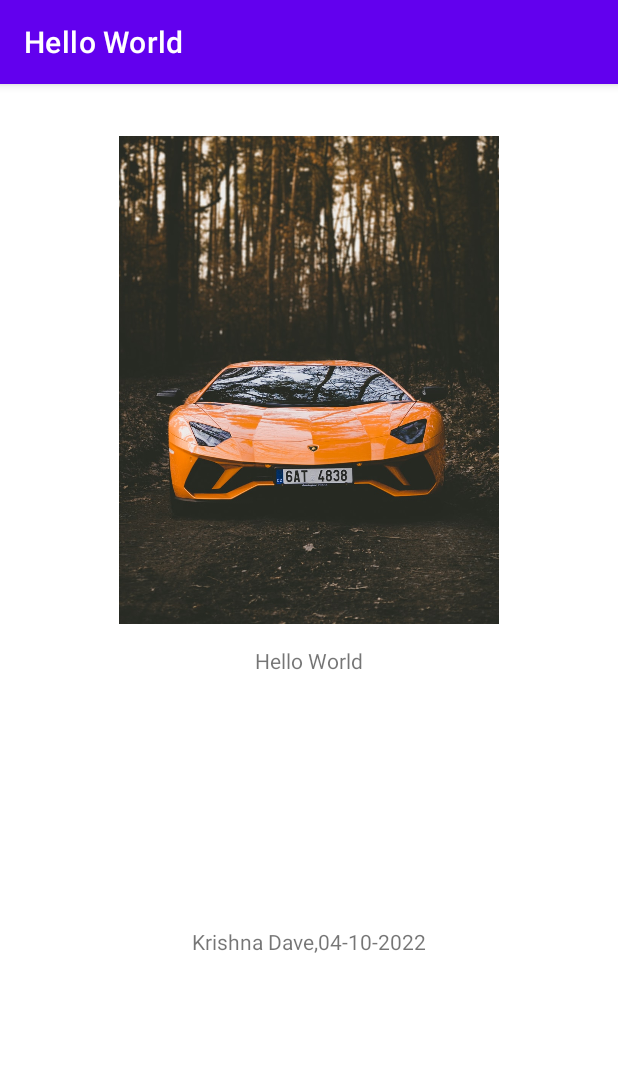
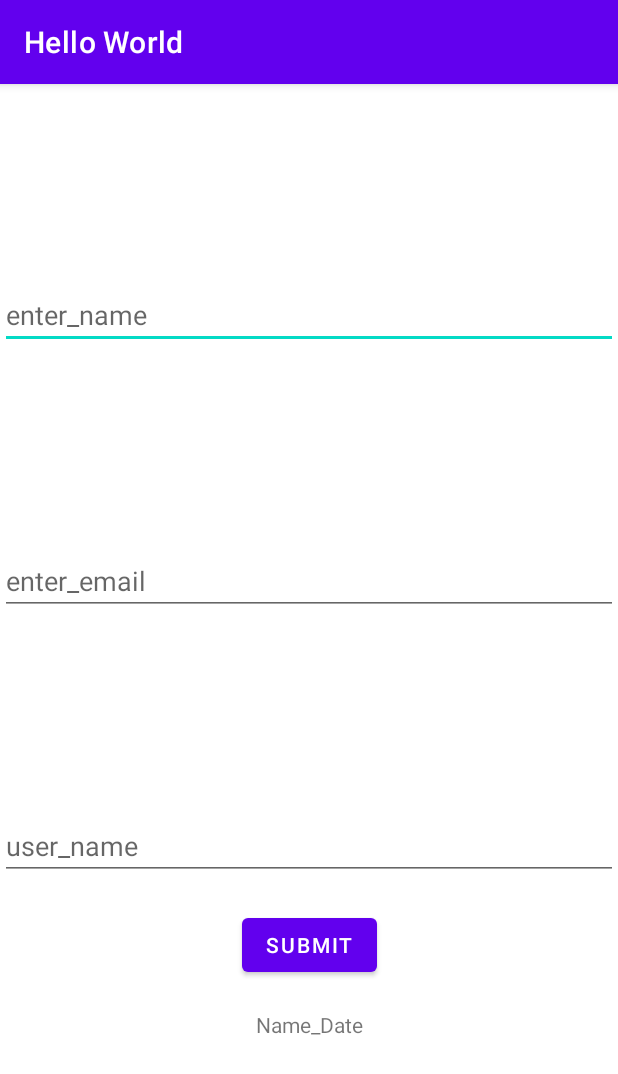
Before and after one commit to krishnadave05/AD-340, an Android app: the screen it shows after launch (MainActivity), on a phone screen of 412 x 824 dp. Shown: the top 1074 px of the screen. Run offline under Robolectric (Android 15) with nearby library versions, the phone set to English and light mode, and no system bars.

Commit message:
I need a little More time to finish this project.

```diff
--- a/app/src/main/res/layout/activity_main.xml
+++ b/app/src/main/res/layout/activity_main.xml
@@ -6,30 +6,57 @@
     android:layout_height="match_parent"
     tools:context=".MainActivity">
 
-    <androidx.appcompat.widget.AppCompatImageView
-        android:layout_width="325dp"
-        android:layout_height="325dp"
-        app:layout_constraintBottom_toBottomOf="@id/hello_world"
-        app:layout_constraintLeft_toLeftOf="parent"
-        app:layout_constraintRight_toRightOf="parent"
-        app:layout_constraintTop_toTopOf="parent"
-        android:src="@drawable/car"/>
-    <TextView
-        android:id="@+id/hello_world"
-        android:layout_width="wrap_content"
+
+
+    <EditText
+        android:id = "@+id/nameField"
+        android:layout_width="match_parent"
         android:layout_height="wrap_content"
-        android:text="@string/Hello_World"
-        app:layout_constraintBottom_toBottomOf="parent"
+        android:hint="@string/name"
+        app:layout_constraintBottom_toTopOf="@id/emailAddress"
         app:layout_constraintLeft_toLeftOf="parent"
         app:layout_constraintRight_toRightOf="parent"
         app:layout_constraintTop_toTopOf="parent" />
 
-    <TextView
+    <EditText
+        android:id = "@+id/emailAddress"
+        android:layout_width="match_parent"
+        android:layout_height="wrap_content"
+        android:hint="@string/enter_email"
+        app:layout_constraintBottom_toTopOf="@id/userName"
+        app:layout_constraintLeft_toLeftOf="parent"
+        app:layout_constraintRight_toRightOf="parent"
+        app:layout_constraintTop_toBottomOf="@id/nameField" />
+
+    <EditText
+        android:id = "@+id/userName"
+        android:layout_width="match_parent"
+        android:layout_height="wrap_content"
+        android:hint="@string/user_name"
+        app:layout_constraintBottom_toTopOf="@id/nameAndDate"
+        app:layout_constraintLeft_toRightOf="@id/nameField"
+        app:layout_constraintRight_toRightOf="parent"
+        app:layout_constraintTop_toBottomOf="@id/emailAddress" />
+
+    <Button
+        android:id="@+id/submitButton"
         android:layout_width="wrap_content"
         android:layout_height="wrap_content"
-        android:text="@string/Name_and_Date"
+        android:text = "@string/submit"
+        android:onClick = "submit"
+        app:layout_constraintBottom_toTopOf="@id/nameAndDate"
+        app:layout_constraintLeft_toLeftOf="parent"
+        app:layout_constraintRight_toRightOf="parent"
+        app:layout_constraintTop_toBottomOf="@id/userName"
+        tools:ignore="OnClick" />
+
+    <TextView
+        android:id ="@+id/nameAndDate"
+        android:layout_width="wrap_content"
+        android:layout_height="wrap_content"
+        android:text="@string/name_date"
         app:layout_constraintBottom_toBottomOf="parent"
         app:layout_constraintLeft_toLeftOf="parent"
         app:layout_constraintRight_toRightOf="parent"
-        app:layout_constraintTop_toTopOf="@id/hello_world" />
+        app:layout_constraintTop_toTopOf="@id/userName" />
 </androidx.constraintlayout.widget.ConstraintLayout>
--- a/app/src/main/res/values/strings.xml
+++ b/app/src/main/res/values/strings.xml
@@ -3,4 +3,9 @@
     <string name="Hello_World">Hello World</string>
     <string name="Name_Date">Krishna Dave</string>
     <string name="Name_and_Date">Krishna Dave,04-10-2022</string>
+    <string name="name">enter_name</string>
+    <string name="enter_email">enter_email</string>
+    <string name="user_name">user_name</string>
+    <string name="submit">submit</string>
+    <string name="name_date">Name_Date</string>
 </resources>
```
